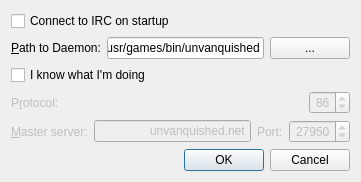
First picture: the form in settingsdialog.ui, repository Unvanquished/Osavul, before the edit.
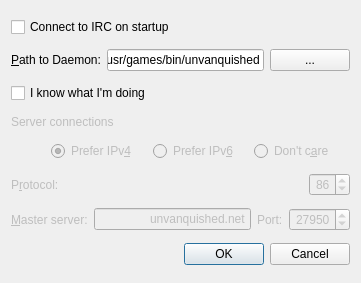
Second picture: the form after the edit.

Patch:
```diff
--- a/settingsdialog.ui
+++ b/settingsdialog.ui
@@ -7,7 +7,7 @@
     <x>0</x>
     <y>0</y>
     <width>361</width>
-    <height>167</height>
+    <height>283</height>
    </rect>
   </property>
   <property name="windowTitle">
@@ -56,6 +56,84 @@
      </property>
     </widget>
    </item>
+   <item>
+    <widget class="QLabel" name="label">
+     <property name="enabled">
+      <bool>false</bool>
+     </property>
+     <property name="sizePolicy">
+      <sizepolicy hsizetype="Minimum" vsizetype="Fixed">
+       <horstretch>0</horstretch>
+       <verstretch>0</verstretch>
+      </sizepolicy>
+     </property>
+     <property name="text">
+      <string>Server connections</string>
+     </property>
+    </widget>
+   </item>
+   <item>
+    <layout class="QHBoxLayout" name="horizontalLayout">
+     <item>
+      <spacer name="horizontalSpacer">
+       <property name="orientation">
+        <enum>Qt::Horizontal</enum>
+       </property>
+       <property name="sizeType">
+        <enum>QSizePolicy::Fixed</enum>
+       </property>
+       <property name="sizeHint" stdset="0">
+        <size>
+         <width>40</width>
+         <height>20</height>
+        </size>
+       </property>
+      </spacer>
+     </item>
+     <item>
+      <widget class="QRadioButton" name="preferIPv4">
+       <property name="enabled">
+        <bool>false</bool>
+       </property>
+       <property name="text">
+        <string>Prefer IPv&amp;4</string>
+       </property>
+       <property name="checked">
+        <bool>true</bool>
+       </property>
+       <attribute name="buttonGroup">
+        <string notr="true">preferredIPVersion</string>
+       </attribute>
+      </widget>
+     </item>
+     <item>
+      <widget class="QRadioButton" name="preferIPv6">
+       <property name="enabled">
+        <bool>false</bool>
+       </property>
+       <property name="text">
+        <string>Prefer IPv&amp;6</string>
+       </property>
+       <attribute name="buttonGroup">
+        <string notr="true">preferredIPVersion</string>
+       </attribute>
+      </widget>
+     </item>
+     <item>
+      <widget class="QRadioButton" name="preferIPAny">
+       <property name="enabled">
+        <bool>false</bool>
+       </property>
+       <property name="text">
+        <string>Don't c&amp;are</string>
+       </property>
+       <attribute name="buttonGroup">
+        <string notr="true">preferredIPVersion</string>
+       </attribute>
+      </widget>
+     </item>
+    </layout>
+   </item>
    <item>
     <layout class="QHBoxLayout" name="protocolLayout">
      <item>
```
Left out of the diff: 123 changed lines with no effect on the pictures.
